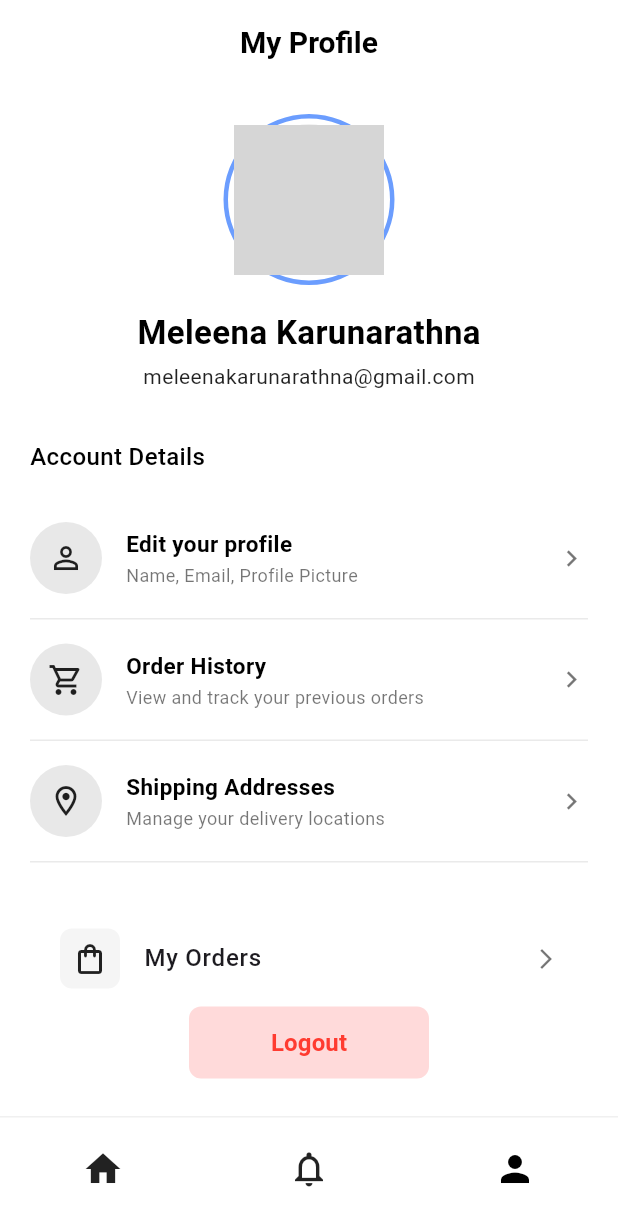
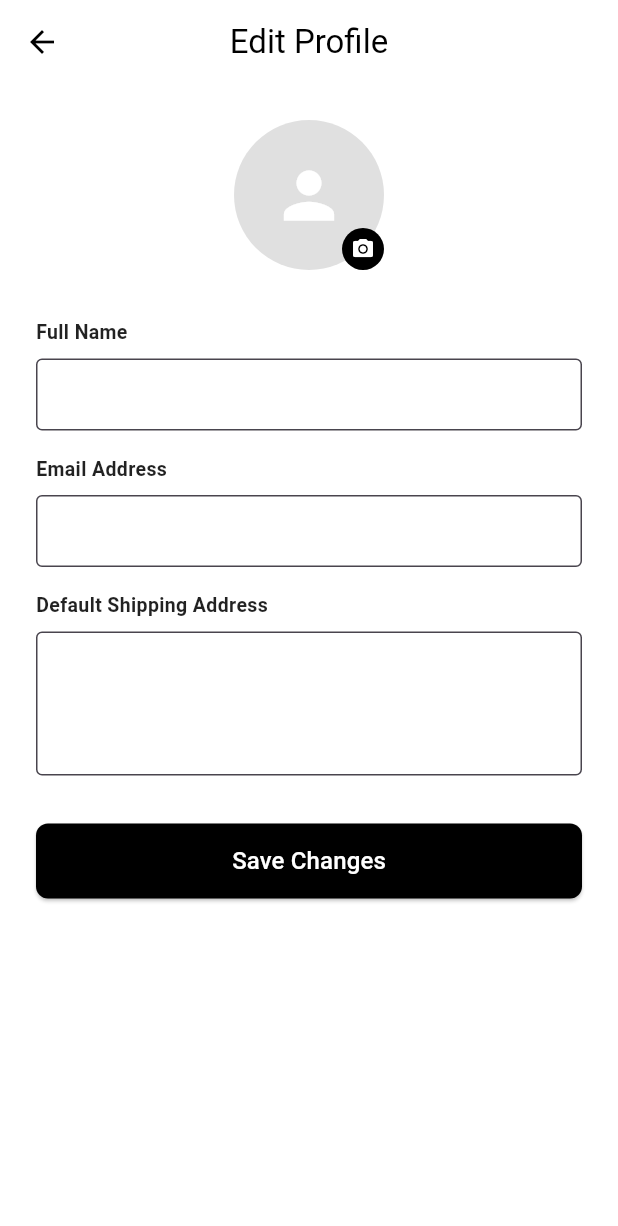
Before and after one commit to Dimuthu-Pinsara/clothing-store-app, a Flutter app: the ProfileScreen screen opened by its route, after a tap on "Edit your profile", on a phone screen of 412 x 824 dp. Shown: the top 1226 px of the screen. Run offline on Flutter 3.47's test engine with Material 3 defaults, Android fonts, the light colour scheme and no system bars; our stand-ins replace cloud_firestore, firebase_auth, firebase_core, flutter_dotenv, go_router, google_fonts and 2 more; accounts and stored records are empty; network calls fail; Roboto replaces fonts that are missing (Kodchasan); grey boxes are pictures that could not be loaded.

Commit message:
feature-4 : implement Account detail show and edit option

```diff
--- a/lib/app/router.dart
+++ b/lib/app/router.dart
@@ -11,6 +11,7 @@ import '../screens/notification/notification_screen.dart';
 import '../providers/auth_provider.dart';
 import 'package:provider/provider.dart';
 import '../screens/order/order_history_screen.dart';
+import '../screens/profile/edit_profile_screen.dart';
 
 final GoRouter appRouter = GoRouter(
   initialLocation: '/',
@@ -76,5 +77,9 @@ final GoRouter appRouter = GoRouter(
       path: '/orders',
       builder: (context, state) => const OrderHistoryScreen(),
     ),
+    GoRoute(
+      path: '/edit-profile',
+      builder: (context, state) => const EditProfileScreen(),
+    ),
   ],
 );
--- a/lib/main.dart
+++ b/lib/main.dart
@@ -2,6 +2,7 @@ import 'package:flutter/material.dart';
 import 'package:firebase_core/firebase_core.dart';
 import 'firebase_options.dart';
 import 'app/app.dart';
+import 'package:flutter_dotenv/flutter_dotenv.dart';
 
 void main() async{
   WidgetsFlutterBinding.ensureInitialized();
@@ -10,5 +11,6 @@ void main() async{
     options: DefaultFirebaseOptions.currentPlatform,
   );
 
+  await dotenv.load(fileName: ".env");
   runApp(const EcommerceApp());
 }
--- /dev/null
+++ b/lib/screens/profile/edit_profile_screen.dart
@@ -0,0 +1,192 @@
+import 'dart:io';
+import 'package:flutter/material.dart';
+import 'package:provider/provider.dart';
+import 'package:go_router/go_router.dart';
+import 'package:image_picker/image_picker.dart';
+import 'package:cloud_firestore/cloud_firestore.dart';
+import '../../providers/auth_provider.dart';
+
+class EditProfileScreen extends StatefulWidget {
+  const EditProfileScreen({super.key});
+
+  @override
+  State<EditProfileScreen> createState() => _EditProfileScreenState();
+}
+
+class _EditProfileScreenState extends State<EditProfileScreen> {
+  final _nameController = TextEditingController();
+  final _emailController = TextEditingController();
+  final _addressController = TextEditingController();
+
+  bool _isLoading = false;
+  File? _selectedImage;
+
+  @override
+  void initState() {
+    super.initState();
+    _loadCurrentData();
+  }
+
+  // Pre-fill fields with existing data
+  void _loadCurrentData() async {
+    final user = context.read<AuthProvider>().user;
+    if (user != null) {
+      _nameController.text = user.displayName ?? '';
+      _emailController.text = user.email ?? '';
+
+      try {
+        // Fetch existing address from Firestore
+        final doc = await FirebaseFirestore.instance.collection('users').doc(user.uid).get();
+        if (doc.exists && doc.data() != null && doc.data()!.containsKey('shippingAddress')) {
+          if (mounted) {
+            setState(() {
+              _addressController.text = doc['shippingAddress'];
+            });
+          }
+        }
+      } catch (e) {
+        print("Could not load address: $e");
+      }
+    }
+  }
+
+  // Pick an image from the gallery
+  Future<void> _pickImage() async {
+    final picker = ImagePicker();
+    final pickedFile = await picker.pickImage(source: ImageSource.gallery, imageQuality: 50);
+
+    if (pickedFile != null) {
+      setState(() {
+        _selectedImage = File(pickedFile.path);
+      });
+    }
+  }
+
+  void _saveProfile() async {
+    setState(() => _isLoading = true);
+
+    // Call the master update method in your provider
+    final error = await context.read<AuthProvider>().updateFullProfile(
+      name: _nameController.text.trim(),
+      email: _emailController.text.trim(),
+      address: _addressController.text.trim(),
+      profileImage: _selectedImage,
+    );
+
+    if (mounted) {
+      setState(() => _isLoading = false);
+
+      if (error == null) {
+        ScaffoldMessenger.of(context).showSnackBar(
+          const SnackBar(content: Text('Profile updated successfully!')),
+        );
+        context.pop(); // Go back to the main profile screen
+      } else {
+        ScaffoldMessenger.of(context).showSnackBar(
+          SnackBar(content: Text(error), backgroundColor: Colors.red),
+        );
+      }
+    }
+  }
+
+  @override
+  void dispose() {
+    _nameController.dispose();
+    _emailController.dispose();
+    _addressController.dispose();
+    super.dispose();
+  }
+
+  @override
+  Widget build(BuildContext context) {
+    final user = context.watch<AuthProvider>().user;
+
+    return Scaffold(
+      backgroundColor: Colors.white,
+      appBar: AppBar(
+        title: const Text('Edit Profile', style: TextStyle(color: Colors.black)),
+        backgroundColor: Colors.white,
+        elevation: 0,
+        iconTheme: const IconThemeData(color: Colors.black),
+      ),
+      body: SingleChildScrollView(
+        padding: const EdgeInsets.all(24.0),
+        child: Column(
+          crossAxisAlignment: CrossAxisAlignment.center, // Center the avatar
+          children: [
+            // Profile Picture Picker
+            GestureDetector(
+              onTap: _pickImage,
+              child: Stack(
+                alignment: Alignment.bottomRight,
+                children: [
+                  CircleAvatar(
+                    radius: 50,
+                    backgroundColor: const Color(0xFFE0E0E0),
+                    // Show local file if picked, otherwise show network URL, otherwise show icon
+                    backgroundImage: _selectedImage != null
+                        ? FileImage(_selectedImage!) as ImageProvider
+                        : (user?.photoURL != null ? NetworkImage(user!.photoURL!) : null),
+                    child: (_selectedImage == null && user?.photoURL == null)
+                        ? const Icon(Icons.person, size: 50, color: Colors.white)
+                        : null,
+                  ),
+                  Container(
+                    padding: const EdgeInsets.all(6),
+                    decoration: const BoxDecoration(color: Colors.black, shape: BoxShape.circle),
+                    child: const Icon(Icons.camera_alt, color: Colors.white, size: 16),
+                  ),
+                ],
+              ),
+            ),
+            const SizedBox(height: 32),
+
+            // Input Fields
+            _buildInputField('Full Name', _nameController),
+            const SizedBox(height: 16),
+            _buildInputField('Email Address', _emailController, type: TextInputType.emailAddress),
+            const SizedBox(height: 16),
+            _buildInputField('Default Shipping Address', _addressController, maxLines: 3),
+
+            const SizedBox(height: 32),
+            SizedBox(
+              width: double.infinity,
+              height: 50,
+              child: ElevatedButton(
+                onPressed: _isLoading ? null : _saveProfile,
+                style: ElevatedButton.styleFrom(
+                  backgroundColor: Colors.black,
+                  foregroundColor: Colors.white,
+                  shape: RoundedRectangleBorder(borderRadius: BorderRadius.circular(8)),
+                ),
+                child: _isLoading
+                    ? const CircularProgressIndicator(color: Colors.white)
+                    : const Text('Save Changes', style: TextStyle(fontSize: 16)),
+              ),
+            ),
+          ],
+        ),
+      ),
+    );
+  }
+
+  // Helper for text fields
+  Widget _buildInputField(String label, TextEditingController controller, {TextInputType type = TextInputType.text, int maxLines = 1}) {
+    return Column(
+      crossAxisAlignment: CrossAxisAlignment.start,
+      children: [
+        Text(label, style: const TextStyle(fontWeight: FontWeight.bold, fontSize: 13, color: Colors.black87)),
+        const SizedBox(height: 8),
+        TextField(
+          controller: controller,
+          keyboardType: type,
+          maxLines: maxLines,
+          decoration: const InputDecoration(
+            border: OutlineInputBorder(),
+            contentPadding: EdgeInsets.symmetric(horizontal: 16, vertical: 12),
+          ),
+        ),
+      ],
+    );
+  }
+}
--- a/lib/screens/profile/profile_screen.dart
+++ b/lib/screens/profile/profile_screen.dart
@@ -8,6 +8,13 @@ class ProfileScreen extends StatelessWidget {
 
   @override
   Widget build(BuildContext context) {
+    final user = context.watch<AuthProvider>().user;
+
+    final userName = user?.displayName == null || user!.displayName!.isEmpty
+        ? 'Add your name'
+        : user.displayName!;
+    final userEmail = user?.email ?? 'No email found';
+
     return Scaffold(
       backgroundColor: Colors.white,
       appBar: AppBar(
@@ -37,26 +44,33 @@ class ProfileScreen extends StatelessWidget {
                   width: 3,
                 ),
               ),
-              child: const CircleAvatar(
+              child: CircleAvatar(
                 radius: 50,
-                backgroundImage: AssetImage('images/profile/profile.jpg'),
-                backgroundColor: Color(0xFFE0E0E0),
+                backgroundColor: const Color(0xFFE0E0E0),
+
+                backgroundImage: user?.photoURL != null
+                    ? NetworkImage(user!.photoURL!)
+                    : null,
+
+                child: user?.photoURL == null
+                    ? const Icon(Icons.person, size: 50, color: Colors.white)
+                    : null,
               ),
             ),
             const SizedBox(height: 16),
 
-            const Text(
-              'Meleena Karunarathna',
-              style: TextStyle(
+            Text(
+              userName,
+              style: const TextStyle(
                 fontSize: 22,
                 fontWeight: FontWeight.bold,
                 color: Colors.black,
               ),
             ),
             const SizedBox(height: 4),
-            const Text(
-              'meleenakarunarathna@gmail.com',
-              style: TextStyle(fontSize: 14, color: Colors.black87),
+            Text(
+              userEmail,
+              style: const TextStyle(fontSize: 14, color: Colors.black87),
             ),
             const SizedBox(height: 32),
 
@@ -75,62 +89,36 @@ class ProfileScreen extends StatelessWidget {
                   ),
                   const SizedBox(height: 16),
 
-                  // Menu Items
                   _ProfileMenuTile(
                     icon: Icons.person_outline,
                     title: 'Edit your profile',
                     subtitle: 'Name, Email, Profile Picture',
-                    onTap: () {},
+                    onTap: () {
+                      context.push('/edit-profile');
+                    },
                   ),
                   const Divider(height: 1, color: Color(0xFFEAEAEA)),
                   _ProfileMenuTile(
                     icon: Icons.shopping_cart_outlined,
                     title: 'Order History',
                     subtitle: 'View and track your previous orders',
-                    onTap: () {},
+                    onTap: () {
+                      context.push('/orders');
+                    },
                   ),
                   const Divider(height: 1, color: Color(0xFFEAEAEA)),
                   _ProfileMenuTile(
                     icon: Icons.location_on_outlined,
                     title: 'Shipping Addresses',
                     subtitle: 'Manage your delivery locations',
-                    onTap: () {},
+                    onTap: () {
+                      context.push('/edit-profile');
+                    },
                   ),
                   const Divider(height: 1, color: Color(0xFFEAEAEA)),
 
                   const SizedBox(height: 32),
 
-                  ListTile(
-                    contentPadding: const EdgeInsets.symmetric(
-                      horizontal: 20,
-                      vertical: 4,
-                    ),
-                    leading: Container(
-                      padding: const EdgeInsets.all(8),
-                      decoration: BoxDecoration(
-                        color: const Color(0xFFF5F5F5),
-                        borderRadius: BorderRadius.circular(8),
-                      ),
-                      child: const Icon(
-                        Icons.shopping_bag_outlined,
-                        color: Colors.black87,
-                      ),
-                    ),
-                    title: const Text(
-                      'My Orders',
-                      style: TextStyle(fontWeight: FontWeight.w500),
-                    ),
-                    trailing: const Icon(
-                      Icons.arrow_forward_ios,
-                      size: 16,
-                      color: Colors.black54,
-                    ),
-                    onTap: () {
-                      context.push('/orders');
-                    },
-                  ),
-
-                  // Logout Button
                   Center(
                     child: SizedBox(
                       width: 160,
@@ -172,7 +160,6 @@ class ProfileScreen extends StatelessWidget {
   }
 }
 
-// Helper Widget for Menu Items
 class _ProfileMenuTile extends StatelessWidget {
   final IconData icon;
   final String title;
@@ -199,7 +186,7 @@ class _ProfileMenuTile extends StatelessWidget {
               width: 48,
               height: 48,
               decoration: const BoxDecoration(
-                color: Color(0xFFE8E8E8), // Light grey circle
+                color: Color(0xFFE8E8E8),
                 shape: BoxShape.circle,
               ),
               child: Icon(icon, color: Colors.black87, size: 24),
@@ -254,15 +241,11 @@ class _BottomNavBar extends StatelessWidget {
         mainAxisAlignment: MainAxisAlignment.spaceAround,
         children: [
           GestureDetector(
-            onTap: () => context.go('/home'), // Adjust route as needed
+            onTap: () => context.go('/home'),
             child: const Icon(Icons.home, size: 28, color: Colors.black87),
           ),
           const Icon(Icons.notifications_none, size: 28, color: Colors.black87),
-          const Icon(
-            Icons.person,
-            size: 28,
-            color: Colors.black,
-          ), // Filled icon for active state
+          const Icon(Icons.person, size: 28, color: Colors.black),
         ],
       ),
     );
--- a/pubspec.yaml
+++ b/pubspec.yaml
@@ -42,6 +42,9 @@ dependencies:
   cloud_firestore: ^6.4.1
   shared_preferences: ^2.5.5
   intl: ^0.20.2
+  http: ^1.6.0
+  flutter_dotenv: ^6.0.1
+  image_picker: ^1.2.2
 
 dev_dependencies:
   flutter_test:
@@ -71,6 +74,7 @@ flutter:
     - assets/images/logo-emblem-stylesync.png
     - assets/images/products/
     - assets/images/
+    - .env
 
   # An image asset can refer to one or more resolution-specific "variants", see
   # https://flutter.dev/to/resolution-aware-images
```
Also changed, not shown: lib/providers/auth_provider.dart (+76 -0 lines), pubspec.lock, 7 other files.
